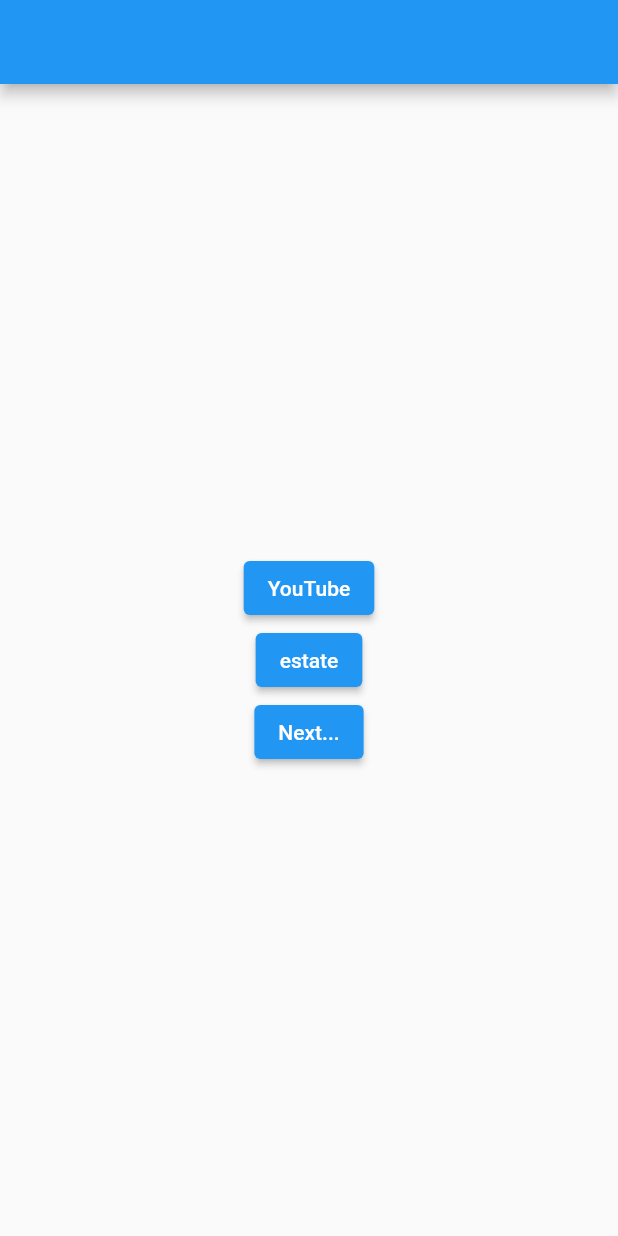
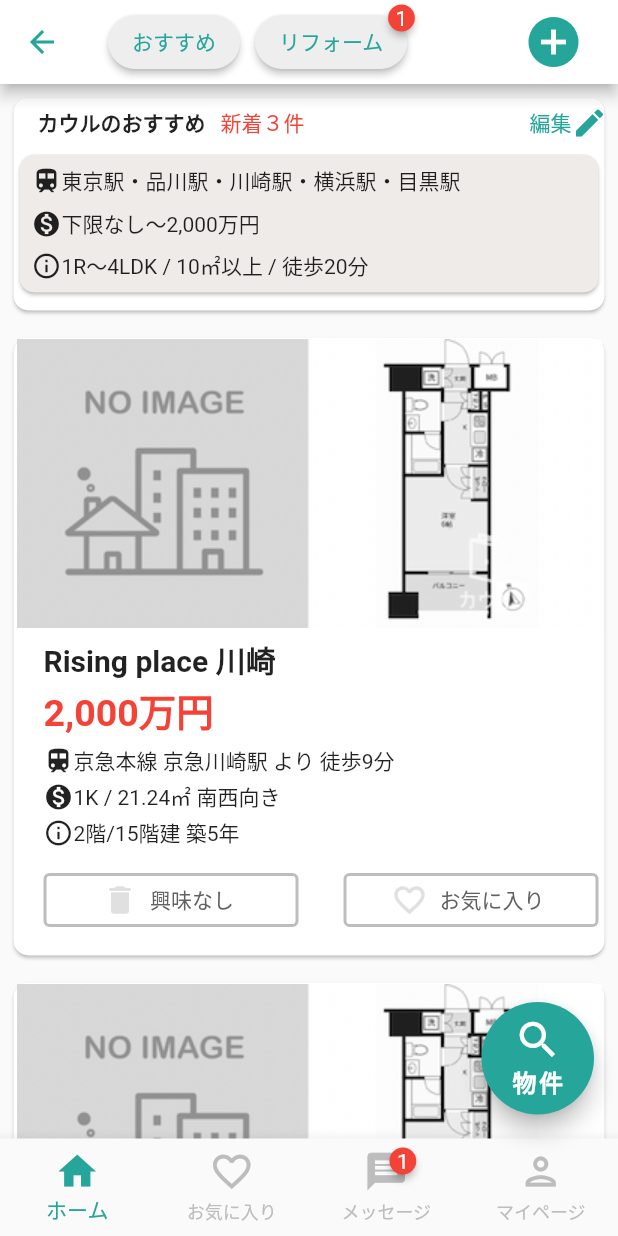
Before and after one commit to Ryota-Nakamura-317/axia_works_youtube, a Flutter app: the screen it shows after launch, after a tap on "estate", on a phone screen of 412 x 824 dp. Run offline on Flutter 3.47's test engine with Material 2 defaults, Android fonts, the phone set to English and light mode, and no system bars.

Commit message:
4/5 estate app screen done

```diff
--- a/lib/practice2/estate_screen.dart
+++ b/lib/practice2/estate_screen.dart
@@ -0,0 +1,337 @@
+import 'package:badges/badges.dart';
+import 'package:flutter/material.dart';
+
+class EstateScreen extends StatelessWidget {
+  @override
+  Widget build(BuildContext context) {
+    final estateList = estateInfo();
+    return Scaffold(
+      appBar: AppBar(
+        backgroundColor: Colors.white,
+        iconTheme: IconThemeData(color: Colors.teal[400]),
+        title: Row(
+          children: [
+            ElevatedButton(
+              onPressed: () {},
+              child: Text(
+                'おすすめ',
+                style: TextStyle(color: Colors.teal[400]),
+              ),
+              style: ElevatedButton.styleFrom(
+                primary: Colors.grey[200],
+                shape: StadiumBorder(),
+              ),
+            ),
+            SizedBox(width: 10),
+            Badge(
+              badgeContent: Text('1', style: TextStyle(color: Colors.white)),
+              position: BadgePosition.topEnd(top: -5, end: -5),
+              child: ElevatedButton(
+                onPressed: () {},
+                child: Text(
+                  'リフォーム',
+                  style: TextStyle(color: Colors.teal[400]),
+                ),
+                style: ElevatedButton.styleFrom(
+                  primary: Colors.grey[200],
+                  shape: StadiumBorder(),
+                ),
+              ),
+            ),
+          ],
+        ),
+        actions: [
+          Container(
+            margin: EdgeInsets.only(right: 15),
+            child: IconButton(
+              icon: Icon(Icons.add_circle),
+              iconSize: 40,
+              onPressed: () {},
+            ),
+          ),
+        ],
+      ),
+      body: Column(
+        children: [
+          Container(
+            padding: EdgeInsets.symmetric(vertical: 5, horizontal: 5),
+            height: 160,
+            child: Card(
+              shape: RoundedRectangleBorder(
+                borderRadius: BorderRadius.circular(10),
+              ),
+              child: Column(
+                children: [
+                  Container(
+                    padding: EdgeInsets.symmetric(vertical: 5, horizontal: 6),
+                    child: Row(
+                      children: [
+                        SizedBox(width: 10),
+                        Text(
+                          'カウルのおすすめ',
+                          style: TextStyle(fontWeight: FontWeight.bold),
+                        ),
+                        SizedBox(width: 10),
+                        Text(
+                          '新着３件',
+                          style: TextStyle(color: Colors.red),
+                        ),
+                        SizedBox(width: 150),
+                        Text(
+                          '編集',
+                          style: TextStyle(color: Colors.teal[400]),
+                        ),
+                        Icon(
+                          Icons.edit,
+                          color: Colors.teal[400],
+                        ),
+                      ],
+                    ),
+                  ),
+                  Container(
+                    height: 100,
+                    width: 400,
+                    child: Card(
+                      shape: RoundedRectangleBorder(
+                        borderRadius: BorderRadius.circular(10),
+                      ),
+                      color: Colors.brown[50],
+                      child: Container(
+                        padding: EdgeInsets.only(left: 8),
+                        child: Column(
+                          crossAxisAlignment: CrossAxisAlignment.start,
+                          mainAxisAlignment: MainAxisAlignment.spaceEvenly,
+                          children: [
+                            Row(
+                              children: [
+                                Icon(Icons.train, size: 20),
+                                Text('東京駅・品川駅・川崎駅・横浜駅・目黒駅'),
+                              ],
+                            ),
+                            Row(
+                              children: [
+                                Icon(Icons.monetization_on, size: 20),
+                                Text('下限なし〜2,000万円'),
+                              ],
+                            ),
+                            Row(
+                              children: [
+                                Icon(Icons.info_outline, size: 20),
+                                Text('1R〜4LDK / 10㎡以上 / 徒歩20分'),
+                              ],
+                            ),
+                          ],
+                        ),
+                      ),
+                    ),
+                  ),
+                ],
+              ),
+            ),
+          ),
+          Expanded(
+            child: ListView.builder(
+              shrinkWrap: true,
+              itemCount: estateList.length,
+              itemBuilder: (context, index) {
+                return createEstateInfo(context, estateList[index]);
+              },
+            ),
+          )
+        ],
+      ),
+      bottomNavigationBar: BottomNavigationBar(
+        type: BottomNavigationBarType.fixed,
+        showUnselectedLabels: true,
+        unselectedItemColor: Colors.grey[400],
+        selectedItemColor: Colors.teal[400],
+        unselectedFontSize: 12,
+        unselectedIconTheme: IconThemeData(size: 30),
+        selectedIconTheme: IconThemeData(size: 30),
+        items: [
+          BottomNavigationBarItem(
+            icon: Icon(Icons.home),
+            label: 'ホーム',
+          ),
+          BottomNavigationBarItem(
+            icon: Icon(Icons.favorite_border),
+            label: 'お気に入り',
+          ),
+          BottomNavigationBarItem(
+            icon: Badge(
+              badgeContent: Text('1', style: TextStyle(color: Colors.white)),
+              position: BadgePosition.topEnd(top: -5, end: -5),
+              child: Icon(Icons.message),
+            ),
+            label: 'メッセージ',
+          ),
+          BottomNavigationBarItem(
+            icon: Icon(Icons.person_outlined),
+            label: 'マイページ',
+          ),
+        ],
+      ),
+      floatingActionButton: Container(
+        width: 75,
+        height: 75,
+        child: FittedBox(
+          child: FloatingActionButton(
+            onPressed: () {},
+            backgroundColor: Colors.teal[400],
+            child: Column(
+              mainAxisSize: MainAxisSize.min,
+              children: [
+                Icon(Icons.search),
+                Text(
+                  '物件',
+                  style: TextStyle(fontSize: 12, fontWeight: FontWeight.bold),
+                ),
+              ],
+            ),
+          ),
+        ),
+      ),
+    );
+  }
+}
+
+Widget createEstateInfo(BuildContext context, EstateData data) {
+  return Container(
+    padding: EdgeInsets.symmetric(vertical: 5, horizontal: 5),
+    height: 430,
+    child: Card(
+      shape: RoundedRectangleBorder(
+        borderRadius: BorderRadius.circular(10),
+      ),
+      child: Column(
+        children: [
+          Image.asset(data.image, width: 500),
+          Container(
+            padding: EdgeInsets.only(left: 20),
+            child: Column(
+              crossAxisAlignment: CrossAxisAlignment.start,
+              children: [
+                SizedBox(height: 5),
+                Text(
+                  data.name,
+                  style: TextStyle(fontWeight: FontWeight.bold, fontSize: 20),
+                ),
+                Text(
+                  data.price,
+                  style: TextStyle(
+                      fontWeight: FontWeight.bold,
+                      fontSize: 25,
+                      color: Colors.red),
+                ),
+                SizedBox(height: 5),
+                Row(
+                  children: [
+                    Icon(Icons.train, size: 20),
+                    Text(data.distance),
+                  ],
+                ),
+                SizedBox(height: 3),
+                Row(
+                  children: [
+                    Icon(Icons.monetization_on, size: 20),
+                    Text(data.large),
+                  ],
+                ),
+                SizedBox(height: 3),
+                Row(
+                  children: [
+                    Icon(Icons.info_outline, size: 20),
+                    Text(data.spec),
+                  ],
+                ),
+                SizedBox(height: 10),
+                Row(
+                  mainAxisAlignment: MainAxisAlignment.start,
+                  children: [
+                    Container(
+                      width: 170,
+                      child: ElevatedButton.icon(
+                        onPressed: () {},
+                        icon: Icon(Icons.delete, color: Colors.grey[300]),
+                        label: Text('興味なし'),
+                        style: ElevatedButton.styleFrom(
+                          primary: Colors.white,
+                          onPrimary: Colors.grey[700],
+                          side: BorderSide(color: Colors.grey[400], width: 2),
+                          elevation: 0,
+                        ),
+                      ),
+                    ),
+                    SizedBox(width: 30),
+                    Container(
+                      width: 170,
+                      child: ElevatedButton.icon(
+                        onPressed: () {},
+                        icon: Icon(Icons.favorite_border,
+                            color: Colors.grey[300]),
+                        label: Text('お気に入り'),
+                        style: ElevatedButton.styleFrom(
+                          primary: Colors.white,
+                          onPrimary: Colors.grey[700],
+                          side: BorderSide(color: Colors.grey[400], width: 2),
+                          elevation: 0,
+                        ),
+                      ),
+                    ),
+                  ],
+                ),
+              ],
+            ),
+          ),
+        ],
+      ),
+    ),
+  );
+}
+
+List<EstateData> estateInfo() {
+  return [
+    EstateData(
+      'images/スクリーンショット 2021-04-05 午後13.55.32 午後.png',
+      'Rising place 川崎',
+      '2,000万円',
+      '京急本線 京急川崎駅 より 徒歩9分',
+      '1K / 21.24㎡ 南西向き',
+      '2階/15階建 築5年',
+    ),
+    EstateData(
+      'images/スクリーンショット 2021-04-05 午後13.55.32 午後.png',
+      'Rising place 川崎',
+      '2,000万円',
+      '京急本線 京急川崎駅 より 徒歩9分',
+      '1K / 21.24㎡ 南西向き',
+      '2階/15階建 築5年',
+    ),
+    EstateData(
+      'images/スクリーンショット 2021-04-05 午後13.55.32 午後.png',
+      'Rising place 川崎',
+      '2,000万円',
+      '京急本線 京急川崎駅 より 徒歩9分',
+      '1K / 21.24㎡ 南西向き',
+      '2階/15階建 築5年',
+    ),
+  ];
+}
+
+class EstateData {
+  final image;
+  final name;
+  final price;
+  final distance;
+  final large;
+  final spec;
+
+  EstateData(
+    this.image,
+    this.name,
+    this.price,
+    this.distance,
+    this.large,
+    this.spec,
+  );
+}
--- a/lib/screen/home_screen.dart
+++ b/lib/screen/home_screen.dart
@@ -1,4 +1,5 @@
 import 'package:axia_works_youtube/practice1/youtube_screen.dart';
+import 'package:axia_works_youtube/practice2/estate_screen.dart';
 import 'package:flutter/material.dart';
 
 class HomeScreen extends StatelessWidget {
@@ -22,7 +23,14 @@ class HomeScreen extends StatelessWidget {
               child: Text('YouTube'),
             ),
             ElevatedButton(
-              onPressed: () {},
+              onPressed: () {
+                Navigator.push(
+                  context,
+                  MaterialPageRoute(
+                    builder: (context) => EstateScreen(),
+                  ),
+                );
+              },
               child: Text('estate'),
             ),
             ElevatedButton(
--- a/pubspec.yaml
+++ b/pubspec.yaml
@@ -11,8 +11,8 @@ environment:
 dependencies:
   flutter:
     sdk: flutter
-
   cupertino_icons: ^1.0.2
+  badges: ^1.2.0
 
 dev_dependencies:
   flutter_test:
```
Also changed, not shown: images/スクリーンショット 2021-04-05 午後13.12.09 午後.png (added), images/スクリーンショット 2021-04-05 午後13.55.32 午後.png (added), pubspec.lock.
